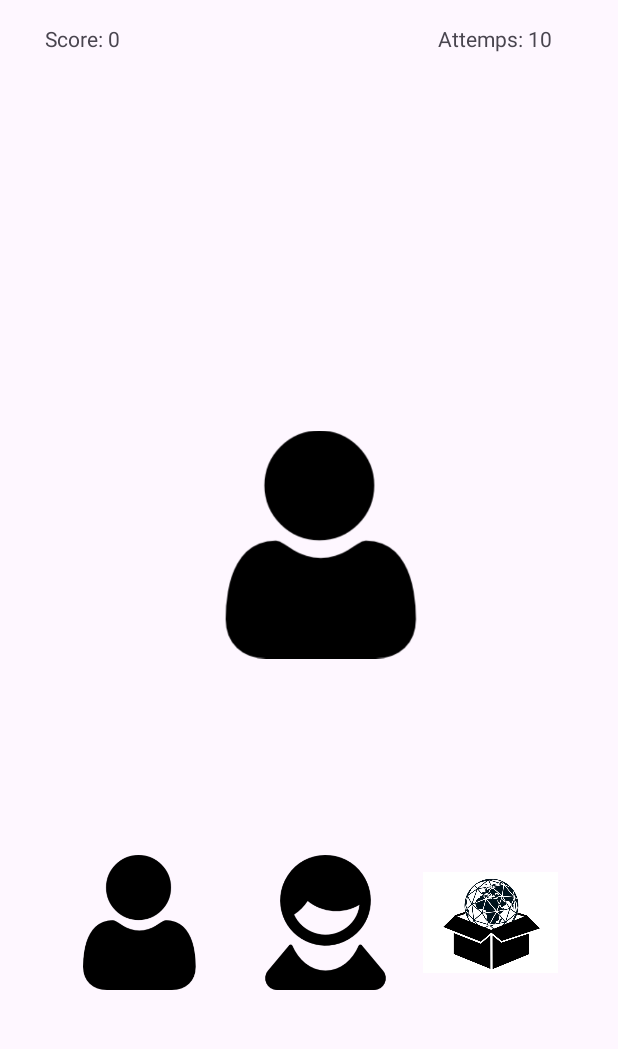
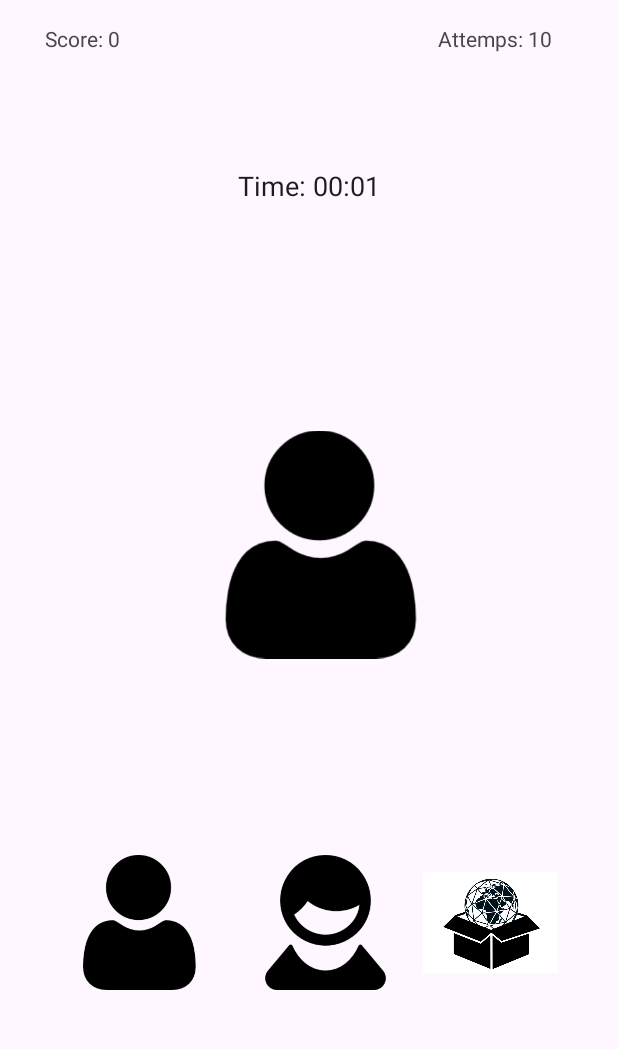
Before and after one commit to evamunval/MEMORY, an Android app: the screen it shows after launch (GameActivity), after a tap on "Play", on a phone screen of 412 x 824 dp, the part 96-1145 px from its top. Run offline under Robolectric (Android 15) with nearby library versions, the phone set to English and light mode, and no system bars.

Commit message:
Funcionan todos los cambios hechos hasta el momento

```diff
--- a/MemoryGame/app/src/main/java/edu/fje/memorygame/GameActivity.java
+++ b/MemoryGame/app/src/main/java/edu/fje/memorygame/GameActivity.java
@@ -6,10 +6,11 @@ import android.content.Intent;
 import android.database.sqlite.SQLiteDatabase;
 import android.os.Bundle;
 import android.os.Handler;
-import android.util.Log;
+import android.os.SystemClock;
 import android.view.Menu;
 import android.view.MenuItem;
 import android.view.View;
+import android.widget.Chronometer;
 import android.widget.ImageView;
 import android.widget.TextView;
 
@@ -22,19 +23,21 @@ import java.util.List;
 import java.util.Random;
 
 public class GameActivity extends AppCompatActivity {
-    private long startTime;
+    private Chronometer chronometer;
     private ToolbarHelper toolbarHelper;
     private int scoreCount = 0;
     private int attemps = 10;
+    private int currentDelay = 3000;
 
-    @SuppressLint("MissingInflatedId")
     @Override
     protected void onCreate(Bundle savedInstanceState) {
         super.onCreate(savedInstanceState);
         EdgeToEdge.enable(this);
         setContentView(R.layout.activity_game);
 
-        startTime = System.currentTimeMillis();
+        chronometer = findViewById(R.id.chronometer);
+        chronometer.setBase(SystemClock.elapsedRealtime());
+        chronometer.start();
 
         toolbarHelper = new ToolbarHelper(this);
         Toolbar toolbar = findViewById(R.id.toolbar);
@@ -80,18 +83,20 @@ public class GameActivity extends AppCompatActivity {
             attemps--;
             updateAttemps();
 
-            if(attemps <= 8){
-                long endTime = System.currentTimeMillis();
-                long elapsedTime = endTime - startTime;
+            if(attemps <= 8){ //CAMBIAR A 0, DESPUES DE LOS TESTEOS
+                chronometer.stop();
+                long elapsedTime = SystemClock.elapsedRealtime() - chronometer.getBase();
 
                 Intent gameOverIntent = new Intent(this, GameOverActivity.class);
                 gameOverIntent.putExtra("SCORE", scoreCount);
+                gameOverIntent.putExtra("ELAPSED_TIME", elapsedTime);
                 startActivity(gameOverIntent);
                 finish();
                 return;
             }
         }
         updateScore();
+        updateDelay();
 
         updatePreview(arrayImg);
         new Handler().postDelayed(()->{
@@ -114,7 +119,13 @@ public class GameActivity extends AppCompatActivity {
         prev.setTag(arrayImg[newRandomInt]);
         prev.setVisibility(View.VISIBLE);
 
-        new Handler().postDelayed(()-> prev.setVisibility(View.INVISIBLE), 3000);
+        new Handler().postDelayed(()-> prev.setVisibility(View.INVISIBLE), currentDelay);
+    }
+
+    private void updateDelay(){
+        if(scoreCount % 50 == 0){
+            currentDelay -= 250;
+        }
     }
 
     private void updateScore() {
@@ -139,13 +150,4 @@ public class GameActivity extends AppCompatActivity {
         }
         return super.onOptionsItemSelected(item);
     }
-
-    private void insertScore(int score, DBGameBuilder dbGameBuilder) {
-        SQLiteDatabase db = dbGameBuilder.getWritableDatabase();
-        ContentValues values = new ContentValues();
-        values.put(DBStructure.DataEntry.COLUMN_SCORE, score);
-        long newRowId = db.insert(DBStructure.DataEntry.TABLE_NAME, null, values);
-        Log.i("MainActivity", "New Row Id inserted: " + newRowId);
-        db.close();
-    }
 }
--- a/MemoryGame/app/src/main/java/edu/fje/memorygame/MainActivity.java
+++ b/MemoryGame/app/src/main/java/edu/fje/memorygame/MainActivity.java
@@ -22,7 +22,6 @@ import java.util.List;
 
 public class MainActivity extends AppCompatActivity {
     private ToolbarHelper toolbarHelper;
-    //NUEVO ALSO
     private RecyclerView scRecyclerView;
     private List <ScoreItem> scoreList;
 
@@ -46,11 +45,6 @@ public class MainActivity extends AppCompatActivity {
         scRecyclerView = findViewById(R.id.recyclerView);
         scRecyclerView.setLayoutManager(new LinearLayoutManager(this));
         scoreList = new ArrayList<>();
-
-        //DATABASE
-        DBGameBuilder dbGameBuilder = new DBGameBuilder(this);
-        insertInitialScore(dbGameBuilder);
-        manageDatabase(dbGameBuilder);
     }
 
     //TOOLBAR
@@ -67,45 +61,4 @@ public class MainActivity extends AppCompatActivity {
        }
     }
 
-    private void insertInitialScore(DBGameBuilder dbGameBuilder) {
-        SQLiteDatabase db = dbGameBuilder.getWritableDatabase();
-        Log.i("MainActivity", "Database ON: " + db.isOpen());
-        ContentValues values = new ContentValues();
-        values.put(DBStructure.DataEntry.COLUMN_SCORE, 0); // puntaje inicial
-        long newRowId = db.insert(DBStructure.DataEntry.TABLE_NAME, null, values);
-        Log.i("MainActivity", "New Row ID: " + newRowId);
-        db.close();
-    }
-
-    private void manageDatabase(DBGameBuilder dbGameBuilder) {
-        SQLiteDatabase db = dbGameBuilder.getReadableDatabase();
-        String[] projectionScore = {
-                DBStructure.DataEntry._ID,
-                DBStructure.DataEntry.COLUMN_SCORE,
-                DBStructure.DataEntry.COLUMN_TIMESTAMP
-        };
-
-        Cursor cursor = db.query(
-                DBStructure.DataEntry.TABLE_NAME,
-                projectionScore,
-                null, null, null, null,
-                DBStructure.DataEntry.COLUMN_TIMESTAMP
-        );
-        try {
-            scoreList.clear(); //Clear the list before adding anything
-            while (cursor.moveToNext()) {
-                int score = cursor.getInt(cursor.getColumnIndexOrThrow(DBStructure.DataEntry.COLUMN_SCORE));
-                String timestamp = cursor.getString(cursor.getColumnIndexOrThrow(DBStructure.DataEntry.COLUMN_TIMESTAMP));
-                String playTime = "N/A";
-
-                ScoreItem scoreItem = new ScoreItem(score, timestamp, playTime);
-                scoreList.add(scoreItem);
-            }
-                ScoreAdapter adapter = new ScoreAdapter(scoreList);
-                scRecyclerView.setAdapter(adapter);
-        } finally {
-            cursor.close();
-            db.close();
-        }
-    }
 }
--- a/MemoryGame/app/src/main/res/layout/activity_game.xml
+++ b/MemoryGame/app/src/main/res/layout/activity_game.xml
@@ -80,4 +80,16 @@
         app:layout_constraintVertical_bias="0.45"
         app:srcCompat="@android:drawable/ic_menu_help"
         tools:visibility="visible" />
+
+    <Chronometer
+        android:id="@+id/chronometer"
+        android:layout_width="wrap_content"
+        android:layout_height="wrap_content"
+        android:layout_gravity="center_horizontal"
+        android:layout_marginBottom="148dp"
+        android:format="Time: %s"
+        android:textSize="18sp"
+        app:layout_constraintBottom_toTopOf="@+id/preview"
+        app:layout_constraintEnd_toStartOf="@+id/attemps"
+        app:layout_constraintStart_toEndOf="@+id/scoreText" />
 </androidx.constraintlayout.widget.ConstraintLayout>
--- a/MemoryGame/app/src/main/res/values/strings.xml
+++ b/MemoryGame/app/src/main/res/values/strings.xml
@@ -7,7 +7,6 @@
     <string name="attemps">Attemps: %1$d</string>
     <string name="gameOver">GAME OVER!</string>
     <string name="scoreMsg">Your score is:</string>
-    <string name="finalScore">TextView</string>
     <string name="inputName">name</string>
     <string name="replay">Play Again!</string>
     <string name="labelScore">Score: </string>
```
Also changed, not shown: MemoryGame/app/src/main/java/edu/fje/memorygame/GameOverActivity.java (+20 -14 lines), MemoryGame/app/src/main/res/layout/activity_game_over.xml (+10 -1 lines).
